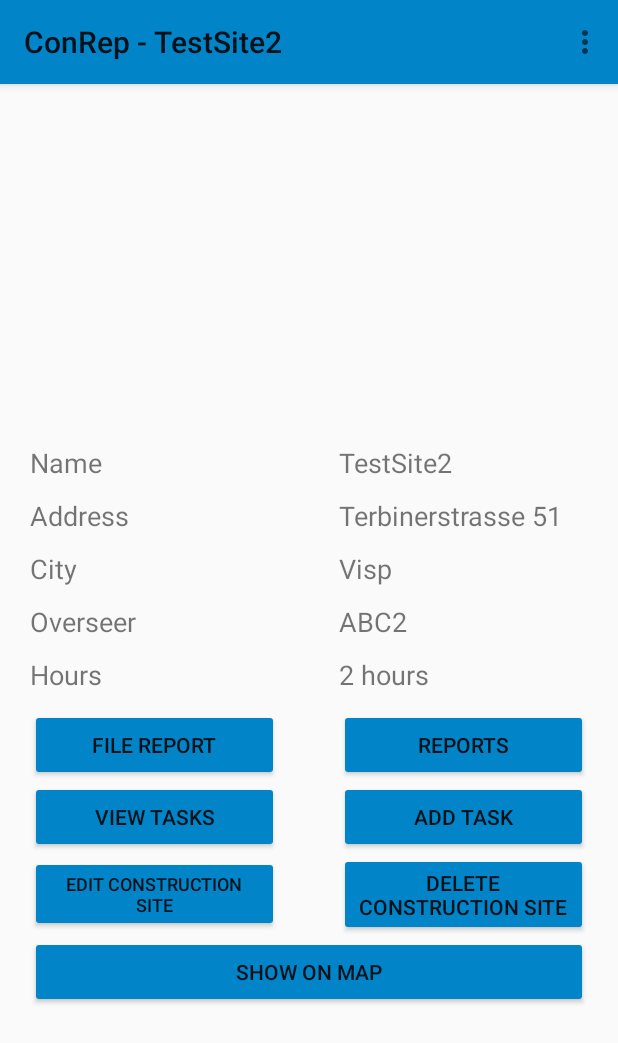
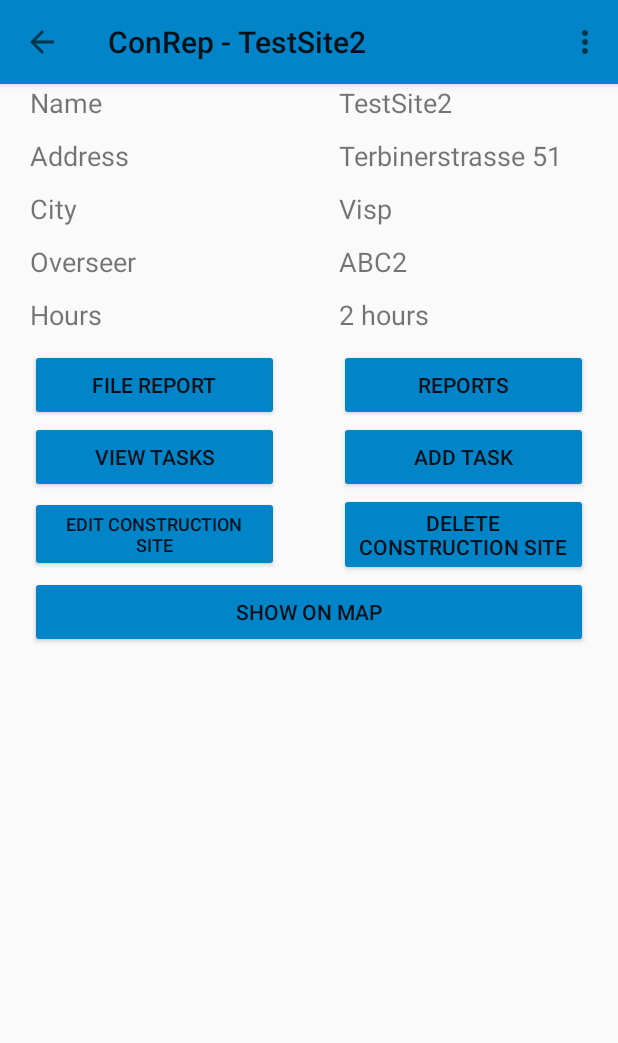
Before and after one commit to HutterSven/ConRep, an Android app: the FileReport screen opened directly, with no data from a screen before it, after a tap on "FILE REPORT", on a phone screen of 412 x 824 dp. Shown: the top 1043 px of the screen. Run offline under Robolectric (Android 15) with nearby library versions, the phone set to English and light mode, and no system bars; our stand-ins replace Room's generated code; 1 statement that could not run was skipped; 1 other tap on this screen came first.

Commit message:
made everything a bit prettier added back button

```diff
--- a/app/src/main/java/com/example/conrep/BaseApp.java
+++ b/app/src/main/java/com/example/conrep/BaseApp.java
@@ -30,4 +30,5 @@ public class BaseApp extends Application {
     public TaskRepository getTaskRepository() {
         return TaskRepository.getInstance();
     }
+
 }
--- a/app/src/main/java/com/example/conrep/database/dao/TaskDao.java
+++ b/app/src/main/java/com/example/conrep/database/dao/TaskDao.java
@@ -8,7 +8,6 @@ import androidx.room.OnConflictStrategy;
 import androidx.room.Query;
 import androidx.room.Update;
 
-import com.example.conrep.database.pojo.TaskAndReportEntity;
 import com.example.conrep.database.task.TaskEntity;
 
 import java.util.List;
--- a/app/src/main/java/com/example/conrep/ui/BaseActivity.java
+++ b/app/src/main/java/com/example/conrep/ui/BaseActivity.java
@@ -33,6 +33,7 @@ public class BaseActivity extends AppCompatActivity{
         setContentView(R.layout.activity_base);
         Toolbar toolbar = findViewById(R.id.toolbar);
         setSupportActionBar(toolbar);
+        getSupportActionBar().setDisplayHomeAsUpEnabled(true);
 
         frameLayout = findViewById(R.id.flContent);
     }
@@ -70,4 +71,5 @@ public class BaseActivity extends AppCompatActivity{
 
         return super.onOptionsItemSelected(item);
     }
+
 }
--- a/app/src/main/java/com/example/conrep/ui/report/FileReport.java
+++ b/app/src/main/java/com/example/conrep/ui/report/FileReport.java
@@ -50,7 +50,8 @@ public class FileReport extends BaseActivity {
     private EditText etReportName;
     private EditText etReportHours;
 
-    View vTemp;
+    private View vTemp;
+    private int positionOld;
 
     private List<TaskEntity> Tasks;
     private TaskRecyclerAdapter taskRecyclerAdapter;
@@ -74,6 +75,7 @@ public class FileReport extends BaseActivity {
         etReportName = findViewById(R.id.etReportName);
         etReportHours = findViewById(R.id.etReportHours);
         report = new ReportEntity();
+        positionOld = 0;
 
         Button fileReportBtn = findViewById(R.id.btnSaveReport);
 
@@ -88,13 +90,14 @@ public class FileReport extends BaseActivity {
                 LinearLayoutManager.VERTICAL);
         recyclerView.addItemDecoration(dividerItemDecoration);
 
+
         Tasks = new ArrayList<>();
         taskRecyclerAdapter = new TaskRecyclerAdapter(new RecyclerViewItemClickListener() {
             @Override
             public void onItemClick(View v, int position) {
-                if (vTemp != null) vTemp.setBackgroundColor(Color.parseColor("#0184C8"));
-                vTemp = v;
-                v.setBackgroundColor(Color.GRAY);
+                recyclerView.getChildAt(positionOld).setBackgroundColor(Color.parseColor("#0184C8"));
+                positionOld = position;
+                recyclerView.getChildAt(position).setBackgroundColor(Color.GRAY);
                 Log.d(TAG, "clicked position:" + position);
                 Log.d(TAG, "clicked on: " + Tasks.get(position).toString());
                 report.setTaskReport(Tasks.get(position).getTaskID());
--- a/app/src/main/java/com/example/conrep/ui/site/Map.java
+++ b/app/src/main/java/com/example/conrep/ui/site/Map.java
@@ -40,8 +40,6 @@ public class Map extends BaseActivity implements OnMapReadyCallback {
     private ConstructionSiteEntity site;
     private Bundle savedInstanceState;
 
-    ConstructionSiteListViewModel viewModel;
-    private ConstructionSiteRecyclerAdapter constructionSiteRecyclerAdapter;
 
     @Override
     protected void onCreate(Bundle savedInstanceState) {
--- a/app/src/main/java/com/example/conrep/ui/site/ViewConstructionSite.java
+++ b/app/src/main/java/com/example/conrep/ui/site/ViewConstructionSite.java
@@ -81,11 +81,11 @@ public class ViewConstructionSite extends BaseActivity {
     }
 
     private void initiateView() {
-        tvName = findViewById(R.id.textView17);
-        tvAddress = findViewById(R.id.textView18);
-        tvCity = findViewById(R.id.textView19);
-        tvOverseer = findViewById(R.id.textView15);
-        tvHours = findViewById(R.id.textView16);
+        tvName = findViewById(R.id.tvSiteNameVD);
+        tvAddress = findViewById(R.id.tvAddressVD);
+        tvCity = findViewById(R.id.tvCityVD);
+        tvOverseer = findViewById(R.id.tvOverSeerVD);
+        tvHours = findViewById(R.id.tvHoursVD);
 
 
         Button FileBtn = findViewById(R.id.btnFileReport);
--- a/app/src/main/java/com/example/conrep/ui/task/ViewTask.java
+++ b/app/src/main/java/com/example/conrep/ui/task/ViewTask.java
@@ -34,11 +34,6 @@ public class ViewTask extends BaseActivity {
     private TextView tvDeadline;
     private int taskID;
 
-    private TextView tvDeleteNameTask;
-    private TextView tvDeleteDescriptionTask;
-    private TextView tvDeleteStatusTask;
-    private TextView tvDeleteDeadlineTask;
-    private TextView tvDeleteSiteTask;
 
 
     @Override
--- a/app/src/main/java/com/example/conrep/ui/viewmodel/constructionSite/ConstructionSiteListViewModel.java
+++ b/app/src/main/java/com/example/conrep/ui/viewmodel/constructionSite/ConstructionSiteListViewModel.java
@@ -28,9 +28,7 @@ public class ConstructionSiteListViewModel extends AndroidViewModel {
     private final MediatorLiveData<List<ConstructionSiteEntity>> observableSites;
     private final MediatorLiveData<List<ConstructionSiteEntity>> observableConstructionSites;
 
-    public ConstructionSiteListViewModel(@NonNull Application application,
-                                         final int ownerId,
-                                         ConstructionSiteRepository siteRepository) {
+    public ConstructionSiteListViewModel(@NonNull Application application, ConstructionSiteRepository siteRepository) {
         super(application);
 
         this.application = application;
@@ -70,7 +68,7 @@ public class ConstructionSiteListViewModel extends AndroidViewModel {
         @Override
         public <T extends ViewModel> T create(Class<T> modelClass) {
             //noinspection unchecked
-            return (T) new ConstructionSiteListViewModel(application, siteId, siteRepository);
+            return (T) new ConstructionSiteListViewModel(application, siteRepository);
         }
     }
 
--- a/app/src/main/java/com/example/conrep/ui/viewmodel/report/ReportListViewModel.java
+++ b/app/src/main/java/com/example/conrep/ui/viewmodel/report/ReportListViewModel.java
@@ -31,7 +31,6 @@ public class ReportListViewModel extends AndroidViewModel {
     private final MediatorLiveData<List<ConstructionSiteEntity>> observableConstructionSites;
 
     public ReportListViewModel(@NonNull Application application,
-                               final int ownerId,
                                ReportRepository reportRepository,
                                ConstructionSiteRepository siteRepository) {
         super(application);
@@ -76,7 +75,7 @@ public class ReportListViewModel extends AndroidViewModel {
         @Override
         public <T extends ViewModel> T create(Class<T> modelClass) {
             //noinspection unchecked
-            return (T) new ReportListViewModel(application, siteId, reportRepository, siteRepository);
+            return (T) new ReportListViewModel(application, reportRepository, siteRepository);
         }
     }
 
--- a/app/src/main/java/com/example/conrep/ui/viewmodel/task/TaskListViewModel.java
+++ b/app/src/main/java/com/example/conrep/ui/viewmodel/task/TaskListViewModel.java
@@ -29,9 +29,7 @@ public class TaskListViewModel extends AndroidViewModel {
     // MediatorLiveData can observe other LiveData objects and react on their emissions.
     private final MediatorLiveData<List<TaskEntity>> observableTasks;
 
-    public TaskListViewModel(@NonNull Application application,
-                             final int ownerId,
-                             TaskRepository taskRepository) {
+    public TaskListViewModel(@NonNull Application application, TaskRepository taskRepository) {
         super(application);
 
         this.application = application;
@@ -71,7 +69,7 @@ public class TaskListViewModel extends AndroidViewModel {
         @Override
         public <T extends ViewModel> T create(Class<T> modelClass) {
             //noinspection unchecked
-            return (T) new TaskListViewModel(application, siteId, taskRepository);
+            return (T) new TaskListViewModel(application, taskRepository);
         }
     }
 
--- a/app/src/main/res/layout/activity_view_construction_site.xml
+++ b/app/src/main/res/layout/activity_view_construction_site.xml
@@ -11,12 +11,7 @@
         xmlns:tools="http://schemas.android.com/tools"
         android:layout_width="match_parent"
         android:layout_height="wrap_content"
-        android:orientation="horizontal">
-        <ImageView
-            android:layout_width="match_parent"
-            android:layout_height="240dp"/>
-
-    </LinearLayout>
+        android:orientation="horizontal"/>
 
     <LinearLayout xmlns:android="http://schemas.android.com/apk/res/android"
         xmlns:tools="http://schemas.android.com/tools"
@@ -25,7 +20,7 @@
         android:orientation="horizontal">
 
         <TextView
-            android:id="@+id/textView6"
+            android:id="@+id/tvSiteNameVT"
             android:layout_width="match_parent"
             android:layout_height="match_parent"
             android:layout_gravity="start"
@@ -37,7 +32,7 @@
             android:textSize="18sp"/>
 
         <TextView
-            android:id="@+id/textView17"
+            android:id="@+id/tvSiteNameVD"
             android:layout_width="match_parent"
             android:layout_height="match_parent"
             android:layout_gravity="end"
@@ -56,7 +51,7 @@
         android:orientation="horizontal">
 
         <TextView
-            android:id="@+id/textView9"
+            android:id="@+id/tvAddressVT"
             android:layout_width="match_parent"
             android:layout_height="match_parent"
             android:layout_marginVertical="5dp"
@@ -68,7 +63,7 @@
             android:textSize="18sp" />
 
         <TextView
-            android:id="@+id/textView18"
+            android:id="@+id/tvAddressVD"
             android:layout_width="match_parent"
             android:layout_height="match_parent"
             android:layout_gravity="end"
@@ -87,7 +82,7 @@
         android:orientation="horizontal">
 
         <TextView
-            android:id="@+id/textView10"
+            android:id="@+id/tvCityVT"
             android:layout_width="match_parent"
             android:layout_height="match_parent"
             android:layout_marginLeft="20dp"
@@ -99,7 +94,7 @@
             android:textSize="18sp" />
 
         <TextView
-            android:id="@+id/textView19"
+            android:id="@+id/tvCityVD"
             android:layout_width="match_parent"
             android:layout_height="match_parent"
             android:layout_gravity="end"
@@ -117,7 +112,7 @@
         android:orientation="horizontal">
 
         <TextView
-            android:id="@+id/textView12"
+            android:id="@+id/tvOverSeerVT"
             android:layout_width="match_parent"
             android:layout_height="match_parent"
             android:layout_marginLeft="20dp"
@@ -129,7 +124,7 @@
             android:textSize="18sp" />
 
         <TextView
-            android:id="@+id/textView15"
+            android:id="@+id/tvOverSeerVD"
             android:layout_width="match_parent"
             android:layout_height="match_parent"
             android:layout_gravity="end"
@@ -147,7 +142,7 @@
         android:orientation="horizontal">
 
         <TextView
-            android:id="@+id/textView8"
+            android:id="@+id/tvHoursVT"
             android:layout_width="match_parent"
             android:layout_height="match_parent"
             android:layout_marginLeft="20dp"
@@ -159,7 +154,7 @@
             android:textSize="18sp" />
 
         <TextView
-            android:id="@+id/textView16"
+            android:id="@+id/tvHoursVD"
             android:layout_width="match_parent"
             android:layout_height="match_parent"
             android:layout_gravity="end"
```
Also changed, not shown: app/src/main/AndroidManifest.xml (+17 -22 lines), app/src/main/java/com/example/conrep/database/pojo/ReportAndSiteEntity.java (deleted, +0 -20 lines), app/src/main/java/com/example/conrep/database/pojo/TaskAndReportEntity.java (deleted, +0 -20 lines), app/src/main/res/layout/activity_add_construction_site.xml (+0 -16 lines), app/src/main/res/layout/activity_edit_construction_site.xml (+0 -15 lines), app/src/main/res/layout/activity_edit_task.xml (+4 -15 lines), app/src/main/res/layout/activity_view_report.xml (+5 -5 lines).
